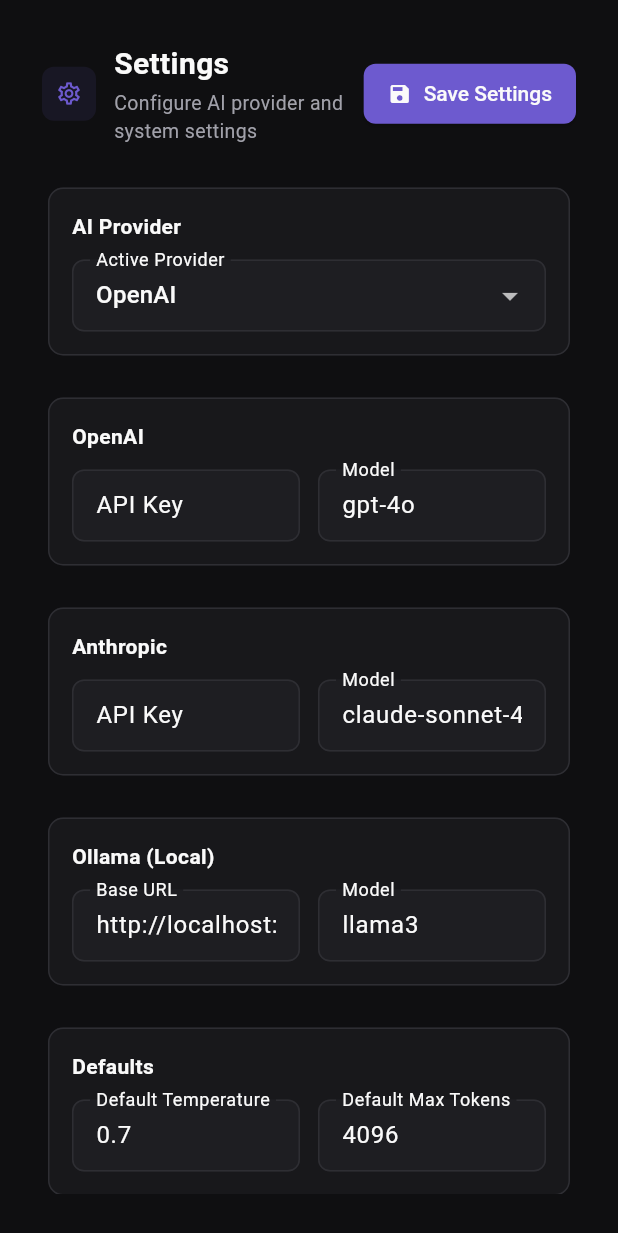
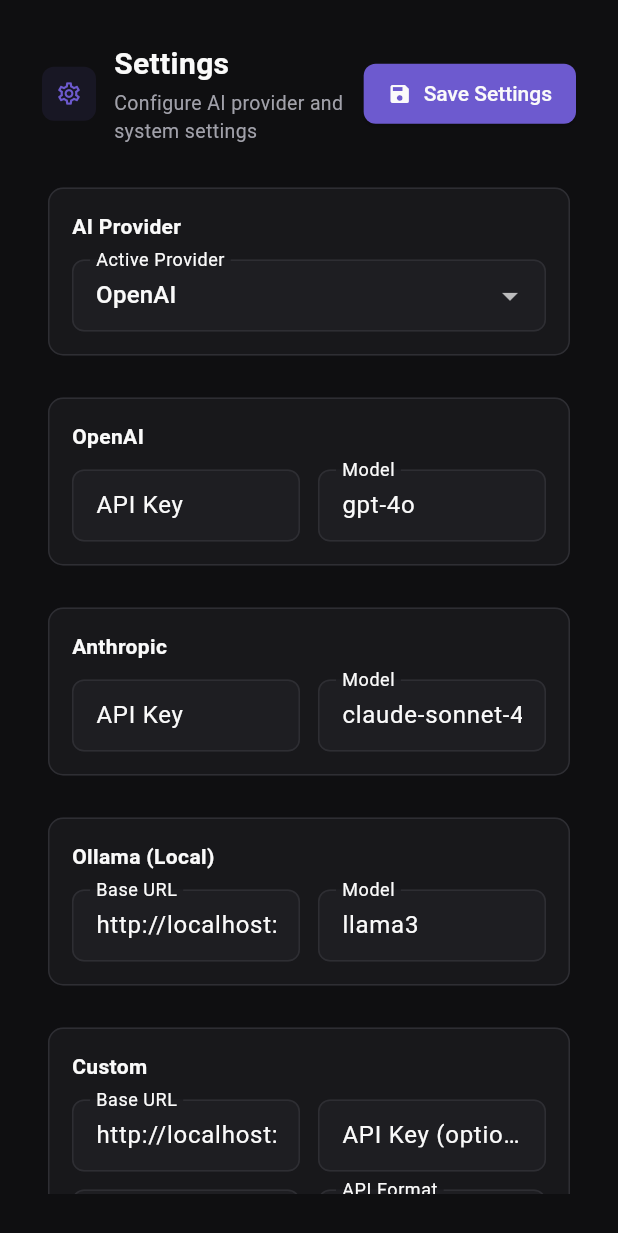
Before and after one commit to dev-hann/gyeol, a Flutter app: the SettingsPage screen opened directly, on a phone screen of 412 x 824 dp. Shown: the top 1233 px of the screen. Run offline on Flutter 3.47's test engine with Material 3 defaults, Android fonts, the phone set to English and light mode, and no system bars; our stand-ins replace drift, drift_flutter, flutter_riverpod; missing offline and left inert: flutter_flow_chart; accounts and stored records are empty; generated files the repository leaves out were written again.

Commit message:
feat: add custom provider support + fix cascade_invocations lint — add ProviderType.custom, CustomApiFormat enum, CustomProvider class; fix remaining lint infos (6→5)

```diff
--- a/lib/data/models/app_models.dart
+++ b/lib/data/models/app_models.dart
@@ -198,7 +198,9 @@
   }
 }
 
-enum ProviderType { openAI, anthropic, ollama }
+enum ProviderType { openAI, anthropic, ollama, custom }
+
+enum CustomApiFormat { openAICompatible, anthropicCompatible, ollamaCompatible }
 
 class ProviderSettings {
   const ProviderSettings({
@@ -209,6 +211,10 @@
     this.anthropicModel = 'claude-sonnet-4-20250514',
     this.ollamaBaseUrl = 'http://localhost:11434',
     this.ollamaModel = 'llama3',
+    this.customBaseUrl = 'http://localhost:8080',
+    this.customApiKey = '',
+    this.customModel = '',
+    this.customApiFormat = CustomApiFormat.openAICompatible,
     this.defaultTemperature = 0.7,
     this.defaultMaxTokens = 4096,
   });
@@ -218,6 +224,7 @@
       provider: switch (json['provider']) {
         'Anthropic' => ProviderType.anthropic,
         'Ollama' => ProviderType.ollama,
+        'Custom' => ProviderType.custom,
         _ => ProviderType.openAI,
       },
       openaiApiKey: json['openai_api_key'] as String? ?? '',
@@ -228,6 +235,15 @@
       ollamaBaseUrl:
           json['ollama_base_url'] as String? ?? 'http://localhost:11434',
       ollamaModel: json['ollama_model'] as String? ?? 'llama3',
+      customBaseUrl:
+          json['custom_base_url'] as String? ?? 'http://localhost:8080',
+      customApiKey: json['custom_api_key'] as String? ?? '',
+      customModel: json['custom_model'] as String? ?? '',
+      customApiFormat: switch (json['custom_api_format']) {
+        'anthropic' => CustomApiFormat.anthropicCompatible,
+        'ollama' => CustomApiFormat.ollamaCompatible,
+        _ => CustomApiFormat.openAICompatible,
+      },
       defaultTemperature:
           (json['default_temperature'] as num?)?.toDouble() ?? 0.7,
       defaultMaxTokens: (json['default_max_tokens'] as num?)?.toInt() ?? 4096,
@@ -240,6 +256,10 @@
   final String anthropicModel;
   final String ollamaBaseUrl;
   final String ollamaModel;
+  final String customBaseUrl;
+  final String customApiKey;
+  final String customModel;
+  final CustomApiFormat customApiFormat;
   final double defaultTemperature;
   final int defaultMaxTokens;
 
@@ -248,6 +268,7 @@
       ProviderType.openAI => 'OpenAI',
       ProviderType.anthropic => 'Anthropic',
       ProviderType.ollama => 'Ollama',
+      ProviderType.custom => 'Custom',
     },
     'openai_api_key': openaiApiKey,
     'openai_model': openaiModel,
@@ -255,6 +276,14 @@
     'anthropic_model': anthropicModel,
     'ollama_base_url': ollamaBaseUrl,
     'ollama_model': ollamaModel,
+    'custom_base_url': customBaseUrl,
+    'custom_api_key': customApiKey,
+    'custom_model': customModel,
+    'custom_api_format': switch (customApiFormat) {
+      CustomApiFormat.openAICompatible => 'openai',
+      CustomApiFormat.anthropicCompatible => 'anthropic',
+      CustomApiFormat.ollamaCompatible => 'ollama',
+    },
     'default_temperature': defaultTemperature,
     'default_max_tokens': defaultMaxTokens,
   };
@@ -267,6 +296,10 @@
     String? anthropicModel,
     String? ollamaBaseUrl,
     String? ollamaModel,
+    String? customBaseUrl,
+    String? customApiKey,
+    String? customModel,
+    CustomApiFormat? customApiFormat,
     double? defaultTemperature,
     int? defaultMaxTokens,
   }) {
@@ -278,6 +311,10 @@
       anthropicModel: anthropicModel ?? this.anthropicModel,
       ollamaBaseUrl: ollamaBaseUrl ?? this.ollamaBaseUrl,
       ollamaModel: ollamaModel ?? this.ollamaModel,
+      customBaseUrl: customBaseUrl ?? this.customBaseUrl,
+      customApiKey: customApiKey ?? this.customApiKey,
+      customModel: customModel ?? this.customModel,
+      customApiFormat: customApiFormat ?? this.customApiFormat,
       defaultTemperature: defaultTemperature ?? this.defaultTemperature,
       defaultMaxTokens: defaultMaxTokens ?? this.defaultMaxTokens,
     );
--- a/lib/features/settings/pages/settings_page.dart
+++ b/lib/features/settings/pages/settings_page.dart
@@ -71,6 +71,10 @@
                               DropdownMenuItem(
                                 value: ProviderType.ollama,
                                 child: Text('Ollama (Local)'),
+                              ),
+                              DropdownMenuItem(
+                                value: ProviderType.custom,
+                                child: Text('Custom'),
                               ),
                             ],
                             onChanged: (v) {
@@ -182,6 +186,89 @@
                           ),
                         ]),
                         const SizedBox(height: 20),
+                        _buildSection('Custom', [
+                          Row(
+                            children: [
+                              Expanded(
+                                child: TextField(
+                                  decoration: const InputDecoration(
+                                    labelText: 'Base URL',
+                                  ),
+                                  controller: TextEditingController(
+                                    text: _form.customBaseUrl,
+                                  ),
+                                  onChanged: (v) =>
+                                      _form = _form.copyWith(customBaseUrl: v),
+                                ),
+                              ),
+                              const SizedBox(width: 12),
+                              Expanded(
+                                child: TextField(
+                                  obscureText: true,
+                                  decoration: const InputDecoration(
+                                    labelText: 'API Key (optional)',
+                                  ),
+                                  controller: TextEditingController(
+                                    text: _form.customApiKey,
+                                  ),
+                                  onChanged: (v) =>
+                                      _form = _form.copyWith(customApiKey: v),
+                                ),
+                              ),
+                            ],
+                          ),
+                          const SizedBox(height: 12),
+                          Row(
+                            children: [
+                              Expanded(
+                                child: TextField(
+                                  decoration: const InputDecoration(
+                                    labelText: 'Model',
+                                  ),
+                                  controller: TextEditingController(
+                                    text: _form.customModel,
+                                  ),
+                                  onChanged: (v) =>
+                                      _form = _form.copyWith(customModel: v),
+                                ),
+                              ),
+                              const SizedBox(width: 12),
+                              Expanded(
+                                child: DropdownButtonFormField<CustomApiFormat>(
+                                  initialValue: _form.customApiFormat,
+                                  decoration: const InputDecoration(
+                                    labelText: 'API Format',
+                                  ),
+                                  items: const [
+                                    DropdownMenuItem(
+                                      value: CustomApiFormat.openAICompatible,
+                                      child: Text('OpenAI Compatible'),
+                                    ),
+                                    DropdownMenuItem(
+                                      value:
+                                          CustomApiFormat.anthropicCompatible,
+                                      child: Text('Anthropic Compatible'),
+                                    ),
+                                    DropdownMenuItem(
+                                      value: CustomApiFormat.ollamaCompatible,
+                                      child: Text('Ollama Compatible'),
+                                    ),
+                                  ],
+                                  onChanged: (v) {
+                                    if (v != null) {
+                                      setState(
+                                        () => _form = _form.copyWith(
+                                          customApiFormat: v,
+                                        ),
+                                      );
+                                    }
+                                  },
+                                ),
+                              ),
+                            ],
+                          ),
+                        ]),
+                        const SizedBox(height: 20),
                         _buildSection('Defaults', [
                           Row(
                             children: [
--- a/lib/providers/providers.dart
+++ b/lib/providers/providers.dart
@@ -1,4 +1,5 @@
 export 'anthropic_provider.dart';
+export 'custom_provider.dart';
 export 'lllm_provider.dart';
 export 'ollama_provider.dart';
 export 'openai_provider.dart';
```
Also changed, not shown: lib/engine/scheduler.dart (+9 -0 lines), lib/providers/custom_provider.dart (added, +147 -0 lines), 2 other files.
